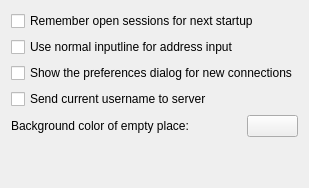
Above: config/general.ui from KDE/krdc before the change. Below: the same form after it.
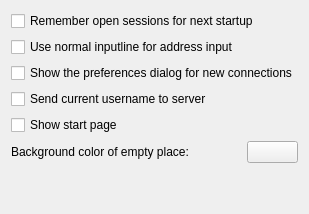
That is the form after the change. Custom widgets are drawn as their Qt base class.

Commit message:
Add a start page. It is shown by default at startup and should help to find out the proper protocol and makes the app look a bit friendlier. Later I can also add here for example recent used addresses or remote server bookmarks.
(It needs a small BIC change in KUrlNavigator next Monday to be committed, but it works already.)

What changed in the file:
```diff
--- a/config/general.ui
+++ b/config/general.ui
@@ -30,6 +30,13 @@
      </property>
     </widget>
    </item>
+   <item>
+    <widget class="QCheckBox" name="kcfg_ShowStartPage" >
+     <property name="text" >
+      <string>Show start page</string>
+     </property>
+    </widget>
+   </item>
    <item>
     <layout class="QHBoxLayout" >
      <item>
```
The commit also changes 3 other files.
